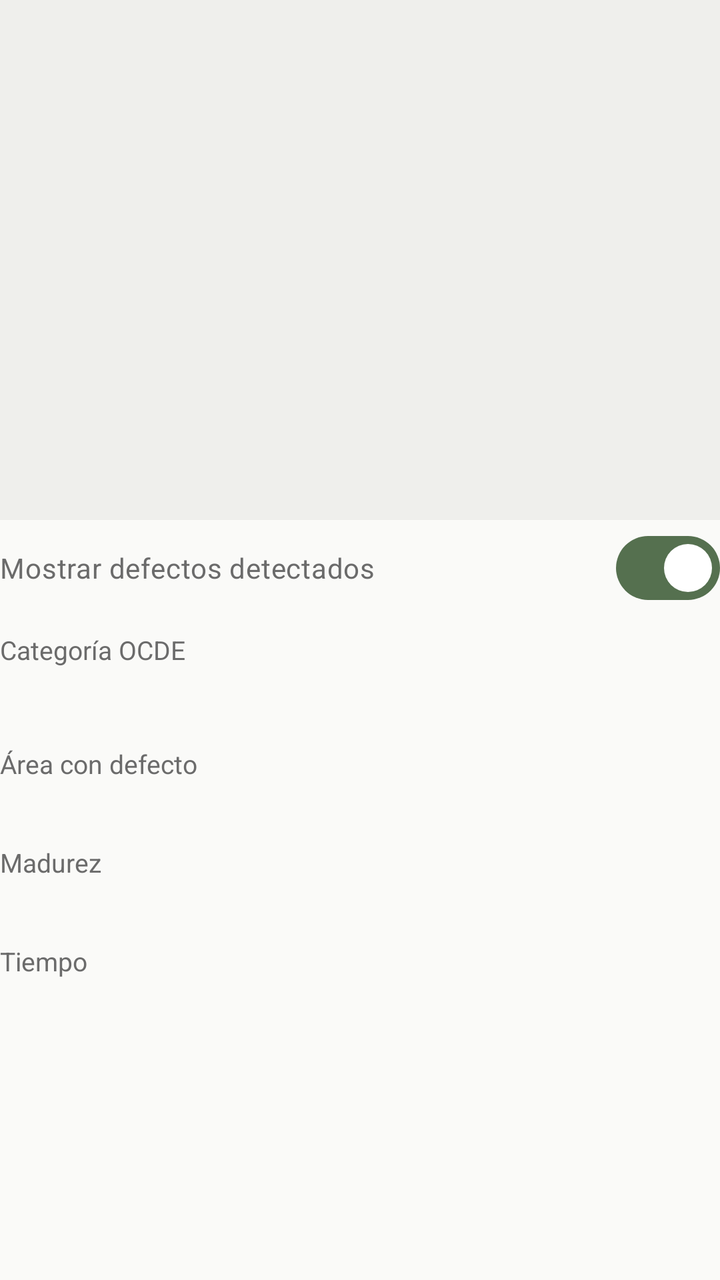
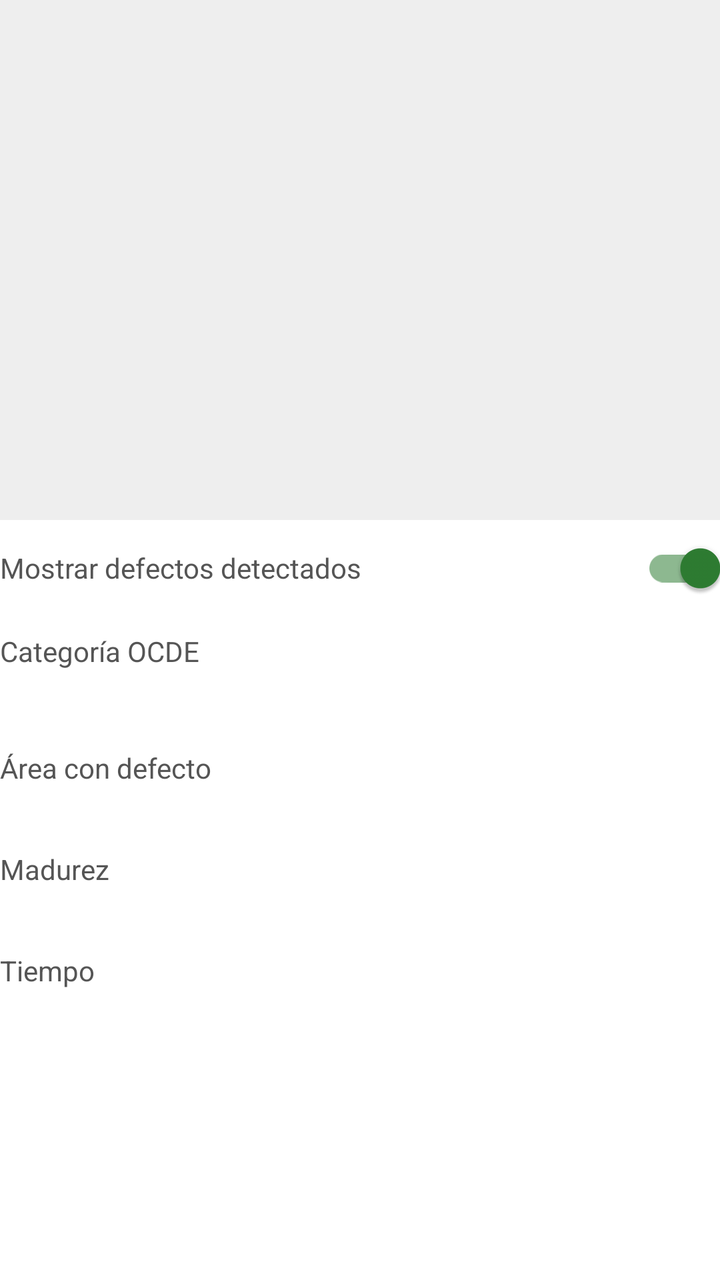

Screens rendered from an Android XML layout before and after an edit, with the pre-edit source and the edit as a unified diff.
<!-- AndroidManifest.xml: application theme Theme.PaltaScan -->
<!-- res/layout/vista_resultado.xml -->
<?xml version="1.0" encoding="utf-8"?>
<LinearLayout xmlns:android="http://schemas.android.com/apk/res/android"
    android:layout_width="match_parent"
    android:layout_height="wrap_content"
    android:orientation="vertical">

    <TextView
        android:id="@+id/textoAviso"
        android:layout_width="match_parent"
        android:layout_height="wrap_content"
        android:layout_marginBottom="8dp"
        android:textColor="@color/aviso"
        android:textSize="14sp"
        android:visibility="gone" />

    <ImageView
        android:id="@+id/imagen"
        android:layout_width="match_parent"
        android:layout_height="260dp"
        android:background="#EFEFEC"
        android:contentDescription="@null"
        android:scaleType="fitCenter" />

    <com.google.android.material.materialswitch.MaterialSwitch
        android:id="@+id/interruptorMarcas"
        android:layout_width="match_parent"
        android:layout_height="wrap_content"
        android:checked="true"
        android:text="@string/mostrar_marcas"
        android:textColor="@color/texto_suave" />

    <TextView
        style="@style/Etiqueta"
        android:layout_width="wrap_content"
        android:layout_height="wrap_content"
        android:layout_marginTop="8dp"
        android:text="@string/categoria" />

    <TextView
        android:id="@+id/textoCategoria"
        android:layout_width="wrap_content"
        android:layout_height="wrap_content"
        android:textSize="22sp"
        android:textStyle="bold" />

    <TextView
        style="@style/Etiqueta"
        android:layout_width="wrap_content"
        android:layout_height="wrap_content"
        android:layout_marginTop="10dp"
        android:text="@string/area_defecto" />

    <TextView
        android:id="@+id/textoRatio"
        style="@style/Valor"
        android:layout_width="wrap_content"
        android:layout_height="wrap_content" />

    <TextView
        style="@style/Etiqueta"
        android:layout_width="wrap_content"
        android:layout_height="wrap_content"
        android:layout_marginTop="10dp"
        android:text="@string/madurez" />

    <TextView
        android:id="@+id/textoMadurez"
        style="@style/Valor"
        android:layout_width="wrap_content"
        android:layout_height="wrap_content" />

    <TextView
        style="@style/Etiqueta"
        android:layout_width="wrap_content"
        android:layout_height="wrap_content"
        android:layout_marginTop="10dp"
        android:text="@string/tiempo" />

    <TextView
        android:id="@+id/textoTiempo"
        style="@style/Valor"
        android:layout_width="wrap_content"
        android:layout_height="wrap_content" />
</LinearLayout>
<!-- resources referenced by this layout -->
<resources>
  <color name="aviso">#8A6D2F</color>
  <color name="texto_suave">#6B6B6B</color>
  <string name="area_defecto">Área con defecto</string>
  <string name="categoria">Categoría OCDE</string>
  <string name="madurez">Madurez</string>
  <string name="mostrar_marcas">Mostrar defectos detectados</string>
  <string name="tiempo">Tiempo</string>
  <style name="Etiqueta">
          <item name="android:textColor">@color/texto_suave</item>
          <item name="android:textSize">13sp</item>
      </style>
  <style name="Valor">
          <item name="android:textColor">@color/texto</item>
          <item name="android:textSize">16sp</item>
      </style>
  <style name="Theme.PaltaScan" parent="Theme.Material3.Light.NoActionBar">
          <item name="colorPrimary">@color/primario</item>
          <item name="colorOnPrimary">#FFFFFF</item>
          <item name="colorPrimaryContainer">#E6EBE4</item>
          <item name="colorOnPrimaryContainer">@color/texto</item>
          <item name="colorSecondaryContainer">#E6EBE4</item>
          <item name="android:colorBackground">@color/fondo</item>
          <item name="colorSurface">@color/fondo</item>
          <item name="colorOnSurface">@color/texto</item>
          <item name="colorOutline">@color/linea</item>
          <item name="android:statusBarColor">@color/fondo</item>
          <item name="android:windowLightStatusBar">true</item>
          <item name="android:navigationBarColor">@color/fondo</item>
          <item name="android:windowLightNavigationBar">true</item>
      </style>
  <color name="texto">#2B2B2B</color>
  <color name="primario">#55704F</color>
  <color name="fondo">#FAFAF8</color>
  <color name="linea">#DDDDD8</color>
</resources>

<!-- the commit's change to res/layout/vista_resultado.xml (unified diff, before → after) -->
@@ -17,11 +17,11 @@
         android:id="@+id/imagen"
         android:layout_width="match_parent"
         android:layout_height="260dp"
-        android:background="#EFEFEC"
+        android:background="#EEEEEE"
         android:contentDescription="@null"
         android:scaleType="fitCenter" />
 
-    <com.google.android.material.materialswitch.MaterialSwitch
+    <com.google.android.material.switchmaterial.SwitchMaterial
         android:id="@+id/interruptorMarcas"
         android:layout_width="match_parent"
         android:layout_height="wrap_content"
<!-- resource entries referenced after the edit -->
@@ -1,7 +1,7 @@
 <!-- resources referenced by this layout -->
 <resources>
-  <color name="aviso">#8A6D2F</color>
-  <color name="texto_suave">#6B6B6B</color>
+  <color name="aviso">#B26A00</color>
+  <color name="texto_suave">#555555</color>
   <string name="area_defecto">Área con defecto</string>
   <string name="categoria">Categoría OCDE</string>
   <string name="madurez">Madurez</string>
@@ -9,30 +9,34 @@
   <string name="tiempo">Tiempo</string>
   <style name="Etiqueta">
           <item name="android:textColor">@color/texto_suave</item>
-          <item name="android:textSize">13sp</item>
+          <item name="android:textSize">14sp</item>
       </style>
   <style name="Valor">
           <item name="android:textColor">@color/texto</item>
           <item name="android:textSize">16sp</item>
       </style>
-  <style name="Theme.PaltaScan" parent="Theme.Material3.Light.NoActionBar">
+  <style name="Theme.PaltaScan" parent="Theme.MaterialComponents.Light.NoActionBar">
           <item name="colorPrimary">@color/primario</item>
+          <item name="colorPrimaryVariant">@color/primario_oscuro</item>
           <item name="colorOnPrimary">#FFFFFF</item>
-          <item name="colorPrimaryContainer">#E6EBE4</item>
-          <item name="colorOnPrimaryContainer">@color/texto</item>
-          <item name="colorSecondaryContainer">#E6EBE4</item>
+          <item name="colorSecondary">@color/primario</item>
+          <item name="colorOnSecondary">#FFFFFF</item>
           <item name="android:colorBackground">@color/fondo</item>
           <item name="colorSurface">@color/fondo</item>
           <item name="colorOnSurface">@color/texto</item>
-          <item name="colorOutline">@color/linea</item>
-          <item name="android:statusBarColor">@color/fondo</item>
-          <item name="android:windowLightStatusBar">true</item>
-          <item name="android:navigationBarColor">@color/fondo</item>
-          <item name="android:windowLightNavigationBar">true</item>
+          <item name="shapeAppearanceSmallComponent">@style/Recto</item>
+          <item name="shapeAppearanceMediumComponent">@style/Recto</item>
+          <item name="shapeAppearanceLargeComponent">@style/Recto</item>
+          <item name="android:statusBarColor">@color/primario_oscuro</item>
+          <item name="android:windowLightStatusBar">false</item>
+          <item name="android:navigationBarColor">#000000</item>
       </style>
-  <color name="texto">#2B2B2B</color>
-  <color name="primario">#55704F</color>
-  <color name="fondo">#FAFAF8</color>
-  <color name="linea">#DDDDD8</color>
+  <color name="texto">#000000</color>
+  <color name="primario">#2E7D32</color>
+  <color name="primario_oscuro">#1B5E20</color>
+  <color name="fondo">#FFFFFF</color>
+  <style name="Recto">
+          <item name="cornerSize">0dp</item>
+      </style>
 </resources>
 
